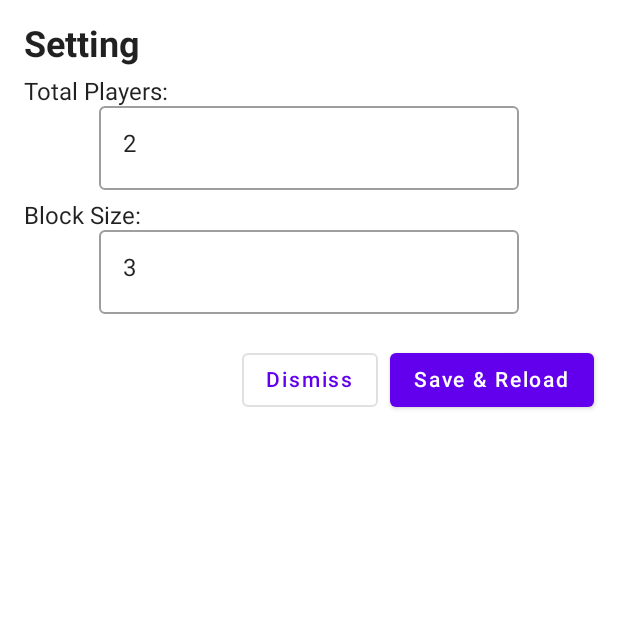
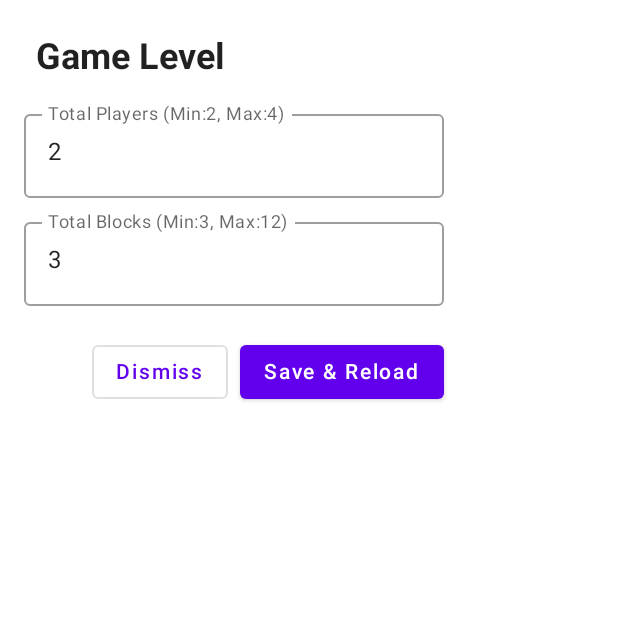
Before and after one commit to rahulrainaaa/TicTacToeGame, an Android app built with Jetpack Compose: the composable DrawSettingsDialog shown on its own in the app's theme, on a phone screen of 412 x 824 dp, the top half of it. Run offline under Robolectric (Android 15) with nearby library versions, the phone set to English and light mode, and no system bars; our stand-ins replace constraintlayout-compose; 1 statement that could not run was skipped.

Commit message:
Initial Commit.

```diff
--- a/app/src/main/java/demo/mygame/tictactoe/MainScreen.kt
+++ b/app/src/main/java/demo/mygame/tictactoe/MainScreen.kt
@@ -1,6 +1,5 @@
 package demo.mygame.tictactoe
 
-import android.widget.Space
 import androidx.compose.foundation.ExperimentalFoundationApi
 import androidx.compose.foundation.background
 import androidx.compose.foundation.clickable
@@ -80,6 +79,7 @@ fun DrawBottomAppBar(viewModel: MainViewModel) {
         cutoutShape = CutCornerShape(size = 12.dp)
     ) {
         Row {
+            Spacer(modifier = Modifier.width(8.dp))
             Icon(Icons.Default.Settings, contentDescription = "Settings", Modifier.clickable {
                 viewModel.showSettingsDialog.value = true
             })
@@ -159,51 +159,41 @@ fun DrawSettingsDialog(viewModel: MainViewModel) {
             .background(color = Color.White, shape = RoundedCornerShape(8.dp))
     ) {
 
-        val (cLabel, cLabelPlayer, cTextPlayer, cLabelBlockSize, cTextBlockSize, cBtnSave, cBtnDismiss) = createRefs()
+        val (cLabel, cTextPlayer, cTextBlockSize, cBtnSave, cBtnDismiss) = createRefs()
 
         Text(
-            text = "Setting",
+            text = "Game Level",
             modifier = Modifier.constrainAs(cLabel) {
-                top.linkTo(anchor = parent.top, margin = 8.dp)
-                start.linkTo(anchor = parent.start, margin = 8.dp)
+                top.linkTo(anchor = parent.top, margin = 16.dp)
+                start.linkTo(anchor = parent.start, margin = 16.dp)
                 height = Dimension.wrapContent
-                width = Dimension.matchParent
+                width = Dimension.wrapContent
             },
             fontSize = 24.sp,
             fontWeight = FontWeight.Bold,
             fontFamily = FontFamily.SansSerif
         )
 
-        Text(text = "Total Players:",
-            modifier = Modifier.constrainAs(cLabelPlayer) {
-                start.linkTo(anchor = parent.start, margin = 8.dp)
-                top.linkTo(anchor = cLabel.bottom, margin = 8.dp)
-            })
-
         var totalPlayers by remember { mutableStateOf(viewModel.totalPlayers.value.toString()) }
         OutlinedTextField(
             value = totalPlayers,
             onValueChange = { totalPlayers = it },
+            label = { Text("Total Players (Min:2, Max:4)") },
             keyboardOptions = KeyboardOptions.Default.copy(keyboardType = KeyboardType.Number),
             modifier = Modifier.constrainAs(cTextPlayer) {
-                top.linkTo(anchor = cLabelPlayer.bottom)
+                top.linkTo(anchor = cLabel.bottom, margin = 16.dp)
                 start.linkTo(anchor = parent.start, margin = 8.dp)
                 end.linkTo(anchor = parent.end, margin = 8.dp)
-            })
-
-        Text(text = "Block Size:",
-            modifier = Modifier.constrainAs(cLabelBlockSize) {
-                start.linkTo(anchor = parent.start, margin = 8.dp)
-                top.linkTo(anchor = cTextPlayer.bottom, margin = 8.dp)
             })
 
         var totalBlockSize by remember { mutableStateOf(viewModel.matrixSize.value.toString()) }
         OutlinedTextField(
             value = totalBlockSize,
             onValueChange = { totalBlockSize = it },
+            label = { Text("Total Blocks (Min:3, Max:12)") },
             keyboardOptions = KeyboardOptions.Default.copy(keyboardType = KeyboardType.Number),
             modifier = Modifier.constrainAs(cTextBlockSize) {
-                top.linkTo(anchor = cLabelBlockSize.bottom)
+                top.linkTo(anchor = cTextPlayer.bottom, margin = 8.dp)
                 start.linkTo(anchor = parent.start, margin = 8.dp)
                 end.linkTo(anchor = parent.end, margin = 8.dp)
             })
--- a/app/src/main/java/demo/mygame/tictactoe/MainViewModel.kt
+++ b/app/src/main/java/demo/mygame/tictactoe/MainViewModel.kt
@@ -14,7 +14,7 @@ class MainViewModel : ViewModel() {
     val highlight = mutableStateListOf<Int>()
     var matrixArray = mutableStateListOf<Player>()
     val currentPlayer = mutableStateOf(Player.NONE)
-    val showSettingsDialog = mutableStateOf(false)
+    val showSettingsDialog = mutableStateOf(true)
     val totalPlayers = mutableStateOf(2)
 
     fun saveSettings(size: String, players: String) {
```
